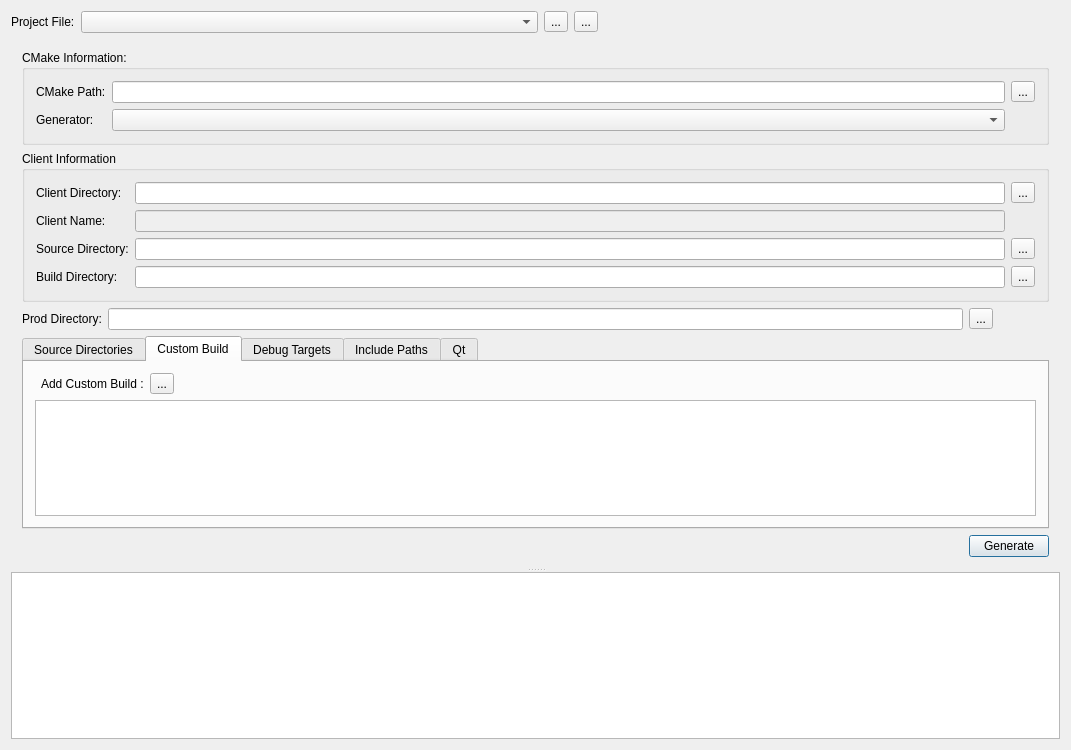
Qt form MainWindow/MainWindow.ui (towel42-com/vsprojmaker) before a commit.
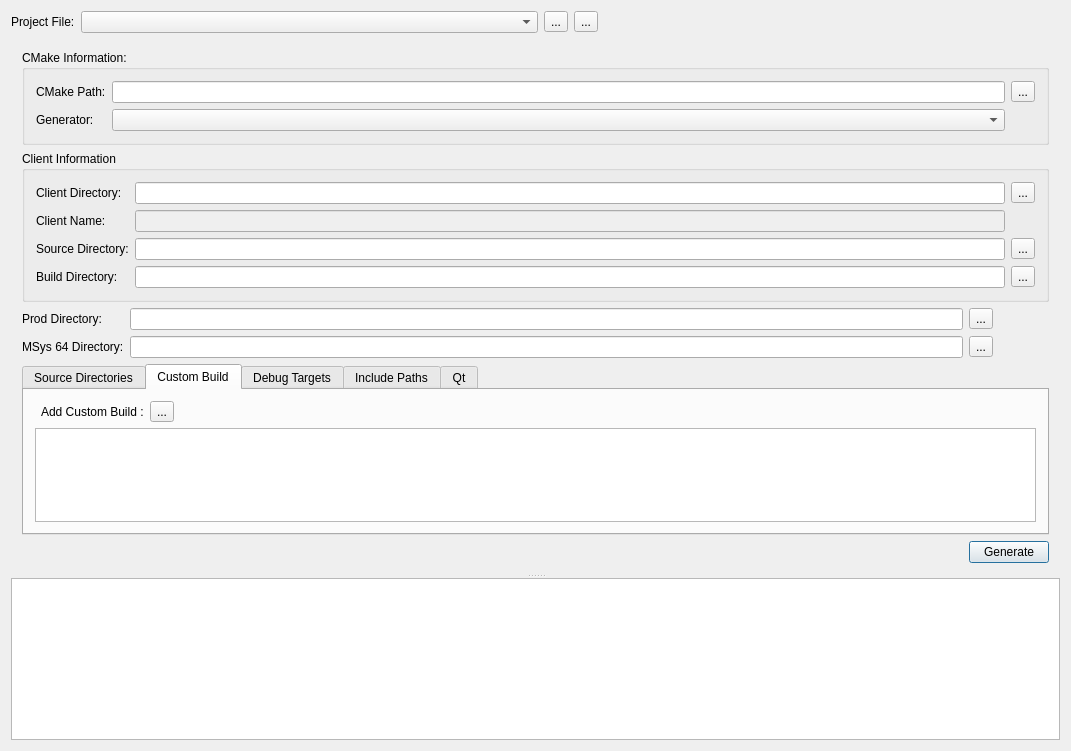
The same form after that commit. The open tabs and pages were chosen to show the change. Icons and pictures are not drawn.

```diff
--- a/MainWindow/MainWindow.ui
+++ b/MainWindow/MainWindow.ui
@@ -7,7 +7,7 @@
     <x>0</x>
     <y>0</y>
     <width>1071</width>
-    <height>750</height>
+    <height>751</height>
    </rect>
   </property>
   <property name="minimumSize">
@@ -147,6 +147,19 @@
          </layout>
         </widget>
        </item>
+       <item row="5" column="0" colspan="2">
+        <spacer name="horizontalSpacer">
+         <property name="orientation">
+          <enum>Qt::Horizontal</enum>
+         </property>
+         <property name="sizeHint" stdset="0">
+          <size>
+           <width>40</width>
+           <height>20</height>
+          </size>
+         </property>
+        </spacer>
+       </item>
        <item row="2" column="0">
         <widget class="QLabel" name="label_12">
          <property name="text">
@@ -157,8 +170,29 @@
        <item row="2" column="1">
         <widget class="QLineEdit" name="prodDir"/>
        </item>
-       <item row="2" column="2">
-        <widget class="QToolButton" name="prodDirBtn">
+       <item row="3" column="1">
+        <widget class="QLineEdit" name="msys64Dir"/>
+       </item>
+       <item row="5" column="2">
+        <widget class="QPushButton" name="generateBtn">
+         <property name="text">
+          <string>Generate</string>
+         </property>
+         <property name="icon">
+          <iconset resource="application.qrc">
+           <normaloff>:/resources/generate.png</normaloff>:/resources/generate.png</iconset>
+         </property>
+        </widget>
+       </item>
+       <item row="3" column="0">
+        <widget class="QLabel" name="label_13">
+         <property name="text">
+          <string>MSys 64 Directory:</string>
+         </property>
+        </widget>
+       </item>
+       <item row="3" column="2">
+        <widget class="QToolButton" name="msys64DirBtn">
          <property name="text">
           <string>...</string>
          </property>
@@ -168,10 +202,10 @@
          </property>
         </widget>
        </item>
-       <item row="3" column="0" colspan="3">
+       <item row="4" column="0" colspan="3">
         <widget class="QTabWidget" name="tabWidget">
          <property name="currentIndex">
-          <number>4</number>
+          <number>1</number>
          </property>
          <widget class="QWidget" name="tab">
           <attribute name="title">
@@ -352,30 +386,6 @@
          </widget>
         </widget>
        </item>
-       <item row="4" column="2">
-        <widget class="QPushButton" name="generateBtn">
-         <property name="text">
-          <string>Generate</string>
-         </property>
-         <property name="icon">
-          <iconset resource="application.qrc">
-           <normaloff>:/resources/generate.png</normaloff>:/resources/generate.png</iconset>
-         </property>
-        </widget>
-       </item>
-       <item row="4" column="0" colspan="2">
-        <spacer name="horizontalSpacer">
-         <property name="orientation">
-          <enum>Qt::Horizontal</enum>
-         </property>
-         <property name="sizeHint" stdset="0">
-          <size>
-           <width>40</width>
-           <height>20</height>
-          </size>
-         </property>
-        </spacer>
-       </item>
        <item row="0" column="0" colspan="3">
         <widget class="QGroupBox" name="groupBox">
          <property name="title">
@@ -416,6 +426,17 @@
          </layout>
         </widget>
        </item>
+       <item row="2" column="2">
+        <widget class="QToolButton" name="prodDirBtn">
+         <property name="text">
+          <string>...</string>
+         </property>
+         <property name="icon">
+          <iconset resource="application.qrc">
+           <normaloff>:/resources/open.png</normaloff>:/resources/open.png</iconset>
+         </property>
+        </widget>
+       </item>
       </layout>
      </widget>
      <widget class="QPlainTextEdit" name="log">
```
Left out of the diff: 4 changed lines with no effect on the pictures.
